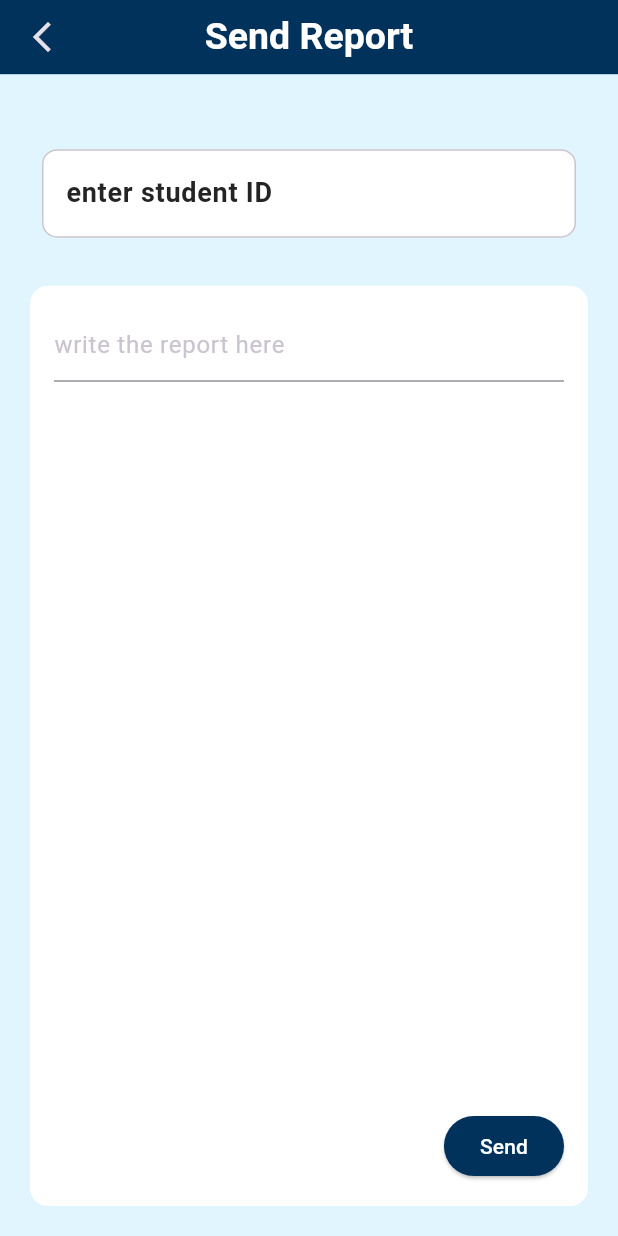
After one commit to amrsoly03/Smart-School-Management-Application, a Flutter app: the SendReportViewBody screen opened directly, on a phone screen of 412 x 824 dp. The commit adds this screen. Run offline on Flutter 3.47's test engine with Material 3 defaults, Android fonts, the phone set to English and light mode, and no system bars; our stand-ins replace flutter_bloc, focused_menu, get_it, go_router.

Commit message:
add SendReportView and its body; update AppRouter with new routes for admin functionalities

```diff
--- a/lib/Core/utils/app_router.dart
+++ b/lib/Core/utils/app_router.dart
@@ -1,21 +1,33 @@
 import 'package:go_router/go_router.dart';
+import 'package:nexura/Features/Admin/presentation/views/activities_notification_view.dart';
+import 'package:nexura/Features/Admin/presentation/views/add_degree_view.dart';
+import 'package:nexura/Features/Admin/presentation/views/add_exam_view.dart';
 import 'package:nexura/Features/Admin/presentation/views/admin_home_view.dart';
+import 'package:nexura/Features/Admin/presentation/views/approve_subject_view.dart';
+import 'package:nexura/Features/Admin/presentation/views/send_report_view.dart';
+import 'package:nexura/Features/Admin/presentation/views/sent_reports_view.dart';
 import 'package:nexura/Features/Parent/presentation/views/parent_home_view.dart';
 import 'package:nexura/Features/Student/presentation/views/student_home_view.dart';
 
+import '../../Features/Admin/presentation/views/create_account_view.dart';
+import '../../Features/Admin/presentation/views/edit_user_view.dart';
 import '../../Features/Auth/presentation/views/login_view.dart';
 import '../../first_screen.dart';
 
-
-
-
 abstract class AppRouter {
-
   //static const kSplashScreen = '/SplashScreen';
   static const kLoginView = '/LoginView';
   static const kAdminHomeView = '/AdminHomeView';
   static const kStudentHomeView = '/StudentHomeView';
   static const kParentHomeView = '/ParentHomeView';
+  static const kCreateAccountView = '/CreateAccountView';
+  static const kEditUserView = '/EditUserView';
+  static const kApproveSubjectView = '/ApproveSubjectView';
+  static const kAddDegreeView = '/AddDegreeView';
+  static const kAddExamView = '/AddExamView';
+  static const kSendReportView = '/SendReportView';
+  static const kSentReportsView = '/SentReportsView';
+  static const kActivitiesNotificationView = '/ActivitiesNotificationView';
 
   static final router = GoRouter(
     routes: [
@@ -41,10 +53,39 @@ abstract class AppRouter {
         path: kParentHomeView,
         builder: (context, state) => const ParentHomeView(),
       ),
-      // GoRoute(
-      //   path: kLoginView,
-      //   builder: (context, state) => LoginView(),
-      // ),
+      GoRoute(
+        path: kCreateAccountView,
+        builder: (context, state) => CreateAccountView(),
+      ),
+      GoRoute(
+        path: kEditUserView,
+        builder: (context, state) => const EditUserView(),
+      ),
+      GoRoute(
+        path: kApproveSubjectView,
+        builder: (context, state) => const ApproveSubjectView(),
+      ),
+      GoRoute(
+        path: kAddDegreeView,
+        builder: (context, state) => const AddDegreeView(),
+      ),
+      GoRoute(
+        path: kAddExamView,
+        builder: (context, state) => const AddExamView(),
+      ),
+      GoRoute(
+        path: kSendReportView,
+        builder: (context, state) => const SendReportView(),
+      ),
+      GoRoute(
+        path: kSentReportsView,
+        builder: (context, state) => const SentReportsView(),
+      ),
+      GoRoute(
+        path: kActivitiesNotificationView,
+        builder: (context, state) => const ActivitiesNotificationView(),
+      ),
+
     ],
   );
 }
--- /dev/null
+++ b/lib/Features/Admin/presentation/views/widgets/send_report_view_body.dart
@@ -0,0 +1,84 @@
+import 'package:flutter/material.dart';
+import 'package:nexura/Core/widgets/custom_appBar.dart';
+import 'package:nexura/Core/widgets/custom_form_field.dart';
+
+import '../../../../../Core/utils/theme.dart';
+
+// ignore: must_be_immutable
+class SendReportViewBody extends StatelessWidget {
+   SendReportViewBody({super.key});
+
+  final TextEditingController studentIdController = TextEditingController();
+
+  @override
+  Widget build(BuildContext context) {
+    return Scaffold(
+      appBar: const CustomAppBar(title: 'send report'),
+      body: Container(
+        color: Colors.lightBlue[50],
+        padding: const EdgeInsets.all(20),
+        child: Column(
+          crossAxisAlignment: CrossAxisAlignment.start,
+          children: [
+            const SizedBox(
+              height: 30,
+            ),
+            Padding(
+              padding: const EdgeInsets.symmetric(
+                horizontal: 8.0,
+              ),
+              child: CustomFormField(
+                labelText: 'enter student ID',
+                controller: studentIdController,
+                keyboardType: TextInputType.number,
+              ),
+            ),
+            const SizedBox(height: 16),
+            const SizedBox(height: 16),
+            Expanded(
+              child: Container(
+                padding: const EdgeInsets.all(16),
+                decoration: BoxDecoration(
+                  color: Colors.white,
+                  borderRadius: BorderRadius.circular(12),
+                ),
+                child: Column(
+                  crossAxisAlignment: CrossAxisAlignment.start,
+                  children: [
+                    const Expanded(
+                      child: TextField(
+                        decoration: InputDecoration(
+                          //border: ,
+                          hintText: 'write the report here',
+                        ),
+                        maxLines: 25,
+                        minLines: 1,
+                      ),
+                    ),
+                    Align(
+                      alignment: Alignment.bottomRight,
+                      child: ElevatedButton(
+                        onPressed: () {},
+                        style: ElevatedButton.styleFrom(
+                            padding: const EdgeInsets.symmetric(
+                                horizontal: 24, vertical: 8),
+                            shape: RoundedRectangleBorder(
+                              borderRadius: BorderRadius.circular(20),
+                            ),
+                            backgroundColor: darkBlue),
+                        child: const Text(
+                          'Send',
+                          style: TextStyle(color: Colors.white),
+                        ),
+                      ),
+                    )
+                  ],
+                ),
+              ),
+            ),
+          ],
+        ),
+      ),
+    );
+  }
+}
```
Also changed, not shown: lib/Features/Admin/presentation/views/send_report_view.dart (added, +13 -0 lines), lib/Features/Admin/presentation/views/widgets/admin_home_view_body.dart (+28 -8 lines).
